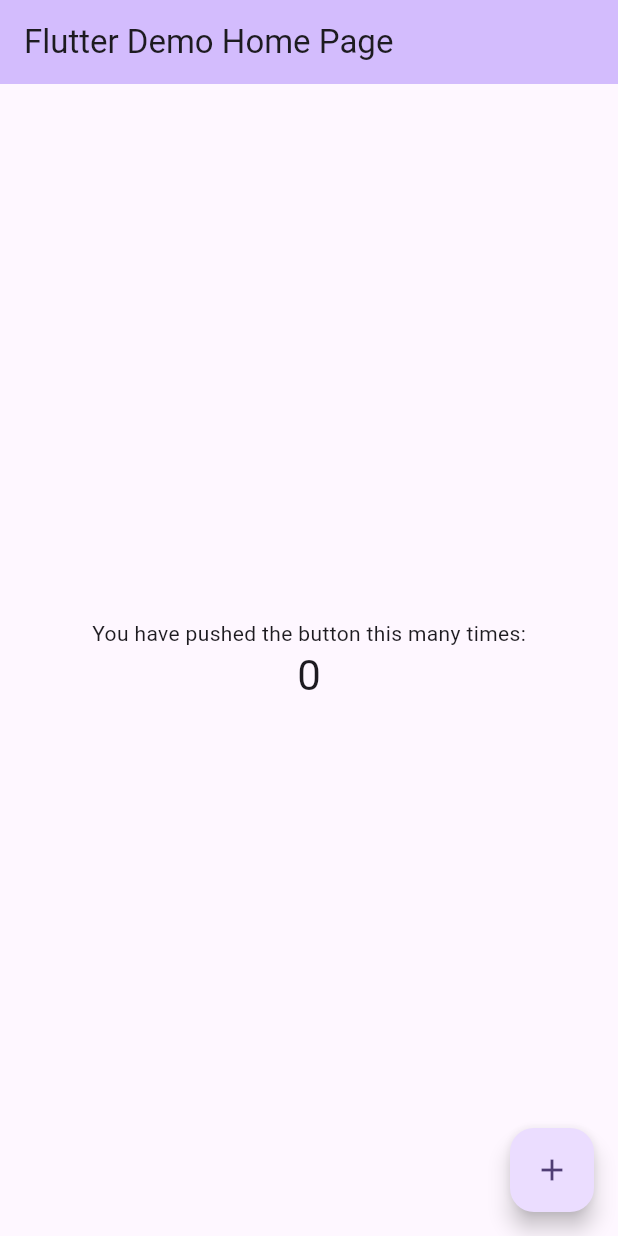
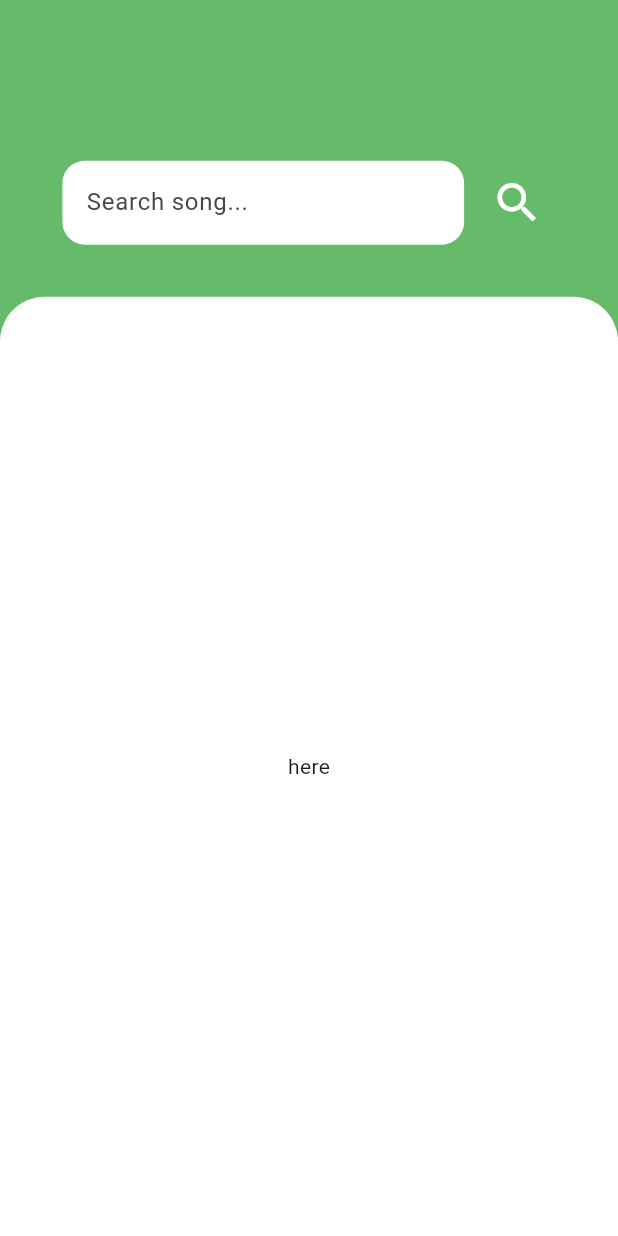
Before and after one commit to simong2/yt_transcriber, a Flutter app: the screen it shows after launch, on a phone screen of 412 x 824 dp. Run offline on Flutter 3.47's test engine with Material 3 defaults, Android fonts, the phone set to English and light mode, and no system bars.

Commit message:
basic http request

```diff
--- a/client/lib/main.dart
+++ b/client/lib/main.dart
@@ -1,3 +1,4 @@
+import 'package:client/screens/main_screen.dart';
 import 'package:flutter/material.dart';
 
 void main() {
@@ -10,116 +11,14 @@ class MyApp extends StatelessWidget {
   // This widget is the root of your application.
   @override
   Widget build(BuildContext context) {
-    return MaterialApp(
-      title: 'Flutter Demo',
-      theme: ThemeData(
-        // This is the theme of your application.
-        //
-        // TRY THIS: Try running your application with "flutter run". You'll see
-        // the application has a purple toolbar. Then, without quitting the app,
-        // try changing the seedColor in the colorScheme below to Colors.green
-        // and then invoke "hot reload" (save your changes or press the "hot
-        // reload" button in a Flutter-supported IDE, or press "r" if you used
-        // the command line to start the app).
-        //
-        // Notice that the counter didn't reset back to zero; the application
-        // state is not lost during the reload. To reset the state, use hot
-        // restart instead.
-        //
-        // This works for code too, not just values: Most code changes can be
-        // tested with just a hot reload.
-        colorScheme: ColorScheme.fromSeed(seedColor: Colors.deepPurple),
-        useMaterial3: true,
-      ),
-      home: const MyHomePage(title: 'Flutter Demo Home Page'),
+    return const MaterialApp(
+      title: 'MezmurSearch',
+      // theme: ThemeData(
+      //
+      //   colorScheme: ColorScheme.fromSeed(seedColor: Colors.deepPurple),
+      //   useMaterial3: true,
+      // ),
+      home: MainScreen(),
     );
   }
 }
-
-class MyHomePage extends StatefulWidget {
-  const MyHomePage({super.key, required this.title});
-
-  // This widget is the home page of your application. It is stateful, meaning
-  // that it has a State object (defined below) that contains fields that affect
-  // how it looks.
-
-  // This class is the configuration for the state. It holds the values (in this
-  // case the title) provided by the parent (in this case the App widget) and
-  // used by the build method of the State. Fields in a Widget subclass are
-  // always marked "final".
-
-  final String title;
-
-  @override
-  State<MyHomePage> createState() => _MyHomePageState();
-}
-
-class _MyHomePageState extends State<MyHomePage> {
-  int _counter = 0;
-
-  void _incrementCounter() {
-    setState(() {
-      // This call to setState tells the Flutter framework that something has
-      // changed in this State, which causes it to rerun the build method below
-      // so that the display can reflect the updated values. If we changed
-      // _counter without calling setState(), then the build method would not be
-      // called again, and so nothing would appear to happen.
-      _counter++;
-    });
-  }
-
-  @override
-  Widget build(BuildContext context) {
-    // This method is rerun every time setState is called, for instance as done
-    // by the _incrementCounter method above.
-    //
-    // The Flutter framework has been optimized to make rerunning build methods
-    // fast, so that you can just rebuild anything that needs updating rather
-    // than having to individually change instances of widgets.
-    return Scaffold(
-      appBar: AppBar(
-        // TRY THIS: Try changing the color here to a specific color (to
-        // Colors.amber, perhaps?) and trigger a hot reload to see the AppBar
-        // change color while the other colors stay the same.
-        backgroundColor: Theme.of(context).colorScheme.inversePrimary,
-        // Here we take the value from the MyHomePage object that was created by
-        // the App.build method, and use it to set our appbar title.
-        title: Text(widget.title),
-      ),
-      body: Center(
-        // Center is a layout widget. It takes a single child and positions it
-        // in the middle of the parent.
-        child: Column(
-          // Column is also a layout widget. It takes a list of children and
-          // arranges them vertically. By default, it sizes itself to fit its
-          // children horizontally, and tries to be as tall as its parent.
-          //
-          // Column has various properties to control how it sizes itself and
-          // how it positions its children. Here we use mainAxisAlignment to
-          // center the children vertically; the main axis here is the vertical
-          // axis because Columns are vertical (the cross axis would be
-          // horizontal).
-          //
-          // TRY THIS: Invoke "debug painting" (choose the "Toggle Debug Paint"
-          // action in the IDE, or press "p" in the console), to see the
-          // wireframe for each widget.
-          mainAxisAlignment: MainAxisAlignment.center,
-          children: <Widget>[
-            const Text(
-              'You have pushed the button this many times:',
-            ),
-            Text(
-              '$_counter',
-              style: Theme.of(context).textTheme.headlineMedium,
-            ),
-          ],
-        ),
-      ),
-      floatingActionButton: FloatingActionButton(
-        onPressed: _incrementCounter,
-        tooltip: 'Increment',
-        child: const Icon(Icons.add),
-      ), // This trailing comma makes auto-formatting nicer for build methods.
-    );
-  }
-}
--- /dev/null
+++ b/client/lib/screens/main_screen.dart
@@ -0,0 +1,97 @@
+import 'package:client/services/search_song.dart';
+import 'package:flutter/material.dart';
+
+class MainScreen extends StatefulWidget {
+  const MainScreen({super.key});
+
+  @override
+  State<MainScreen> createState() => _MainScreenState();
+}
+
+class _MainScreenState extends State<MainScreen> {
+  late TextEditingController _searchController;
+
+  late String _mezmurName;
+
+  @override
+  void initState() {
+    // TODO: implement initState
+    super.initState();
+    _searchController = TextEditingController();
+  }
+
+  @override
+  void dispose() {
+    // TODO: implement dispose
+    _searchController.dispose();
+    super.dispose();
+  }
+
+  @override
+  Widget build(BuildContext context) {
+    double height = MediaQuery.sizeOf(context).height;
+    double width = MediaQuery.sizeOf(context).width;
+    return Scaffold(
+      backgroundColor: Colors.green.shade400,
+      body: Column(
+        children: [
+          SizedBox(
+            height: height * .24,
+            width: double.infinity,
+            child: Column(
+              children: [
+                SizedBox(height: height * .13),
+                Row(
+                  mainAxisAlignment: MainAxisAlignment.center,
+                  children: [
+                    SizedBox(
+                      width: width * .65,
+                      child: TextField(
+                        controller: _searchController,
+                        decoration: const InputDecoration(
+                          filled: true,
+                          fillColor: Colors.white,
+                          hintText: 'Search song...',
+                          border: OutlineInputBorder(
+                              borderRadius: BorderRadius.all(
+                                Radius.circular(15),
+                              ),
+                              borderSide: BorderSide.none),
+                        ),
+                      ),
+                    ),
+                    const SizedBox(width: 10),
+                    IconButton(
+                      onPressed: () {
+                        search(_searchController.text);
+                      },
+                      icon: const Icon(
+                        Icons.search,
+                        size: 35,
+                        color: Colors.white,
+                      ),
+                    )
+                  ],
+                ),
+              ],
+            ),
+          ),
+          Expanded(
+            child: Container(
+              decoration: const BoxDecoration(
+                color: Colors.white,
+                // border: Border(top: BorderSide(color: Colors.black)),
+                borderRadius: BorderRadius.vertical(
+                  top: Radius.circular(30),
+                ),
+              ),
+              child: const Center(
+                child: Text('here'),
+              ),
+            ),
+          ),
+        ],
+      ),
+    );
+  }
+}
--- /dev/null
+++ b/client/lib/services/search_song.dart
@@ -0,0 +1,16 @@
+import 'package:http/http.dart' as http;
+import 'dart:convert';
+
+Future<void> search(String query) async {
+  final url = Uri.parse('http://localhost:3000/search');
+
+  final response = await http.post(url,
+      headers: {"Content-Type": "application/json"},
+      body: jsonEncode({"query": query}));
+
+  if (response.statusCode == 200) {
+    print("response: ${response.body}");
+  } else {
+    print('failed');
+  }
+}
--- a/client/pubspec.yaml
+++ b/client/pubspec.yaml
@@ -35,6 +35,7 @@ dependencies:
   # The following adds the Cupertino Icons font to your application.
   # Use with the CupertinoIcons class for iOS style icons.
   cupertino_icons: ^1.0.8
+  http: ^1.3.0
 
 dev_dependencies:
   flutter_test:
```
Also changed, not shown: client/pubspec.lock, 1 other file.
